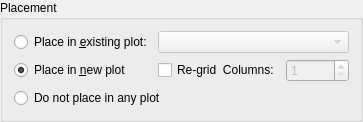
Qt form src/widgets/curveplacement.ui (Kst-plot/kst) before a commit.
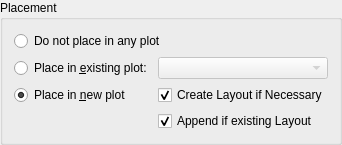
The same form after that commit.

Commit message: * Make CurveAppearence getters const. * Implement and hook up the CurvePlacement. * Add an interface class for plotitem for this purpose. etc, etc...

```diff
--- a/src/widgets/curveplacement.ui
+++ b/src/widgets/curveplacement.ui
@@ -5,8 +5,8 @@
    <rect>
     <x>0</x>
     <y>0</y>
-    <width>363</width>
-    <height>121</height>
+    <width>341</width>
+    <height>141</height>
    </rect>
   </property>
   <property name="sizePolicy" >
@@ -40,14 +40,21 @@
       <string>Placement</string>
      </property>
      <layout class="QGridLayout" >
-      <item row="0" column="0" >
-       <widget class="QRadioButton" name="_inPlot" >
+      <item row="0" column="0" colspan="2" >
+       <widget class="QRadioButton" name="_noPlot" >
+        <property name="text" >
+         <string>Do not place in any plot</string>
+        </property>
+       </widget>
+      </item>
+      <item row="1" column="0" >
+       <widget class="QRadioButton" name="_existingPlot" >
         <property name="text" >
          <string>Place in &amp;existing plot:</string>
         </property>
        </widget>
       </item>
-      <item row="0" column="1" colspan="2" >
+      <item row="1" column="1" >
        <widget class="QComboBox" name="_plotList" >
         <property name="enabled" >
          <bool>false</bool>
@@ -75,7 +82,7 @@
         </property>
        </widget>
       </item>
-      <item row="1" column="0" >
+      <item row="2" column="0" >
        <widget class="QRadioButton" name="_newPlot" >
         <property name="text" >
          <string>Place in &amp;new plot</string>
@@ -85,42 +92,23 @@
         </property>
        </widget>
       </item>
-      <item row="1" column="1" >
-       <widget class="QCheckBox" name="_reGrid" >
+      <item row="2" column="1" >
+       <widget class="QCheckBox" name="_createLayout" >
         <property name="text" >
-         <string>Re-grid  Columns:</string>
+         <string>Create Layout if Necessary</string>
         </property>
-       </widget>
-      </item>
-      <item row="1" column="2" >
-       <widget class="QSpinBox" name="_plotColumns" >
-        <property name="enabled" >
-         <bool>false</bool>
+        <property name="checked" >
+         <bool>true</bool>
         </property>
-        <property name="sizePolicy" >
-         <sizepolicy vsizetype="Fixed" hsizetype="Minimum" >
-          <horstretch>1</horstretch>
-          <verstretch>0</verstretch>
-         </sizepolicy>
-        </property>
-        <property name="whatsThis" >
-         <string>AutoLayout will place the plots in a grid with this many columns.</string>
-        </property>
-        <property name="minimum" >
-         <number>1</number>
-        </property>
-        <property name="maximum" >
-         <number>10</number>
-        </property>
-        <property name="value" >
-         <number>1</number>
-        </property>
        </widget>
       </item>
-      <item row="2" column="0" colspan="2" >
-       <widget class="QRadioButton" name="_dontPlace" >
+      <item row="3" column="1" >
+       <widget class="QCheckBox" name="_appendToLayout" >
         <property name="text" >
-         <string>Do not place in any plot</string>
+         <string>Append if existing Layout</string>
+        </property>
+        <property name="checked" >
+         <bool>true</bool>
         </property>
        </widget>
       </item>
```
Left out of the diff: 6 changed lines with no effect on the pictures. The commit also changes 20 other files.
